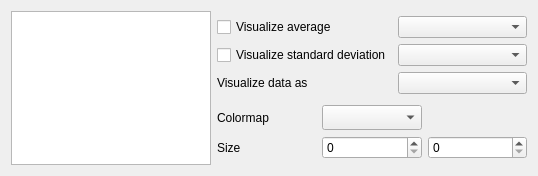
Qt form braphy/gui/ui_files/visualization_widget.ui (softmatterlab/Braph-2.0-Python) before a commit.
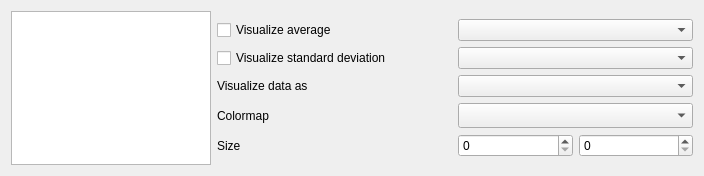
The same form after that commit. Custom widgets are drawn as their Qt base class.

Commit message: Fix bug in colormap selection

Patch:
```diff
--- a/braphy/gui/ui_files/visualization_widget.ui
+++ b/braphy/gui/ui_files/visualization_widget.ui
@@ -6,7 +6,7 @@
    <rect>
     <x>0</x>
     <y>0</y>
-    <width>538</width>
+    <width>704</width>
     <height>176</height>
    </rect>
   </property>
@@ -48,6 +48,13 @@
          <property name="rightMargin">
           <number>0</number>
          </property>
+         <item row="3" column="0">
+          <widget class="QLabel" name="label_2">
+           <property name="text">
+            <string>Colormap</string>
+           </property>
+          </widget>
+         </item>
          <item row="0" column="0">
           <widget class="QCheckBox" name="checkBoxAverage">
            <property name="text">
@@ -55,12 +62,6 @@
            </property>
           </widget>
          </item>
-         <item row="0" column="1">
-          <widget class="QComboBox" name="comboBoxAverage"/>
-         </item>
-         <item row="1" column="1">
-          <widget class="QComboBox" name="comboBoxStd"/>
-         </item>
          <item row="1" column="0">
           <widget class="QCheckBox" name="checkBoxStd">
            <property name="text">
@@ -68,6 +69,9 @@
            </property>
           </widget>
          </item>
+         <item row="0" column="1">
+          <widget class="QComboBox" name="comboBoxAverage"/>
+         </item>
          <item row="2" column="0">
           <widget class="QLabel" name="labelSubject">
            <property name="text">
@@ -78,25 +82,17 @@
          <item row="2" column="1">
           <widget class="QComboBox" name="comboBoxSubject"/>
          </item>
-        </layout>
-       </item>
-       <item>
-        <layout class="QGridLayout" name="gridLayout_2">
-         <item row="1" column="0">
+         <item row="1" column="1">
+          <widget class="QComboBox" name="comboBoxStd"/>
+         </item>
+         <item row="4" column="0">
           <widget class="QLabel" name="labelSize">
            <property name="text">
             <string>Size</string>
            </property>
           </widget>
          </item>
-         <item row="0" column="0">
-          <widget class="QLabel" name="label_2">
-           <property name="text">
-            <string>Colormap</string>
-           </property>
-          </widget>
-         </item>
-         <item row="0" column="1">
+         <item row="3" column="1">
           <widget class="ColorBarComboBox" name="comboBoxColormap">
            <property name="minimumSize">
             <size>
@@ -106,11 +102,15 @@
            </property>
           </widget>
          </item>
-         <item row="1" column="1">
-          <widget class="QSpinBox" name="spinBoxMin"/>
-         </item>
-         <item row="1" column="2">
-          <widget class="QSpinBox" name="spinBoxMax"/>
+         <item row="4" column="1">
+          <layout class="QGridLayout" name="gridLayout_4">
+           <item row="0" column="0">
+            <widget class="QSpinBox" name="spinBoxMin"/>
+           </item>
+           <item row="0" column="1">
+            <widget class="QSpinBox" name="spinBoxMax"/>
+           </item>
+          </layout>
          </item>
         </layout>
        </item>
```
The commit also changes 1 other file.
